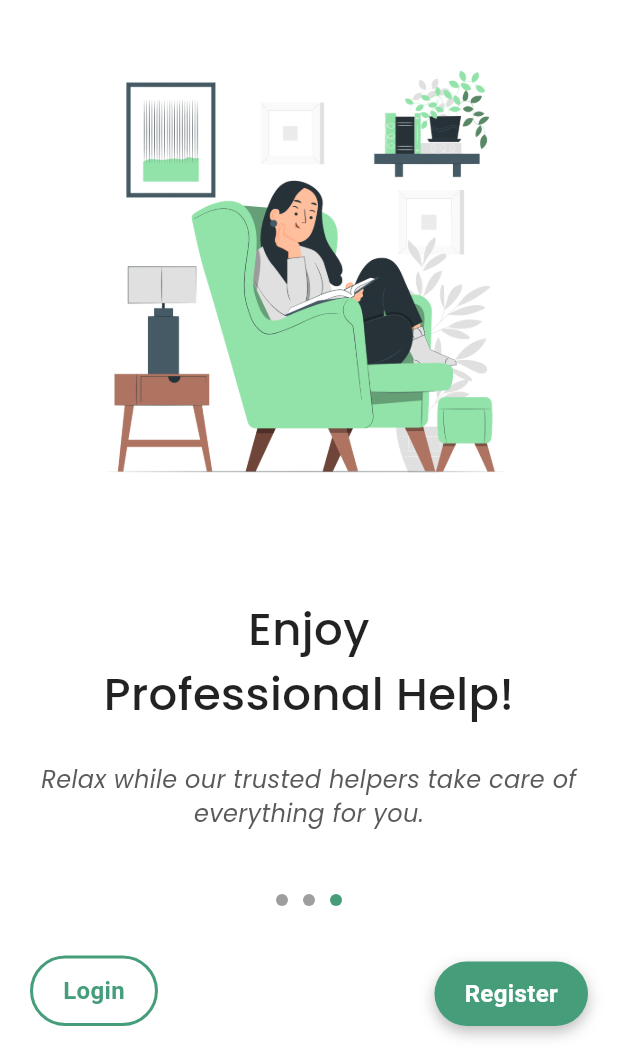
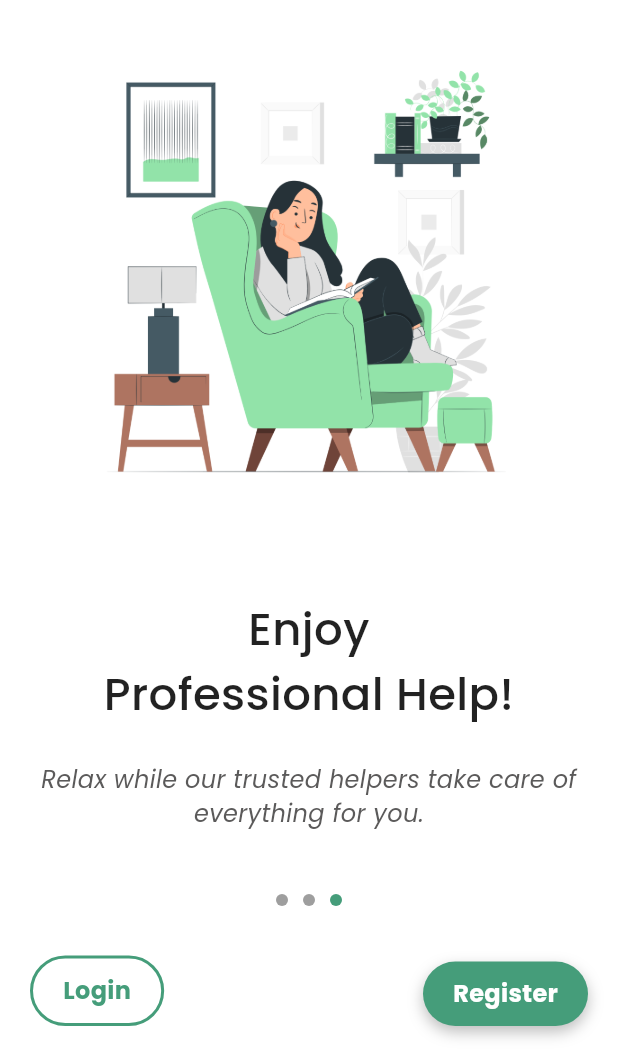
Before and after one commit to Pramudita29/HousePal, a Flutter app: the screen it shows after launch, swiped to page 3, on a phone screen of 412 x 824 dp, the part 180-1236 px from its top. Run offline on Flutter 3.47's test engine with Material 3 defaults, Android fonts, the phone set to English and light mode, and no system bars.

Commit message:
app theme, booking and task view

```diff
--- a/housepal_project/lib/app.dart
+++ b/housepal_project/lib/app.dart
@@ -1,4 +1,5 @@
 import 'package:flutter/material.dart';
+import 'package:housepal_project/core/app_theme/app_theme.dart';
 import 'package:housepal_project/view/onboarding_screen.dart';
 
 void main() {
@@ -10,10 +11,11 @@
 
   @override
   Widget build(BuildContext context) {
-    return const MaterialApp(
+    return MaterialApp(
       debugShowCheckedModeBanner: false,
       title: 'First Assignment',
-      home: OnboardingScreen(), // Start with the Dashboard view
+      theme: getApplicationTheme(), // Apply the custom theme here
+      home: const OnboardingScreen(),
     );
   }
 }
--- /dev/null
+++ b/housepal_project/lib/core/app_theme/app_theme.dart
@@ -0,0 +1,76 @@
+import 'package:flutter/material.dart';
+
+ThemeData getApplicationTheme() {
+  return ThemeData(
+    fontFamily: 'Poppins', // Set Poppins as the default font
+    primaryColor: const Color(0xFF459D7A), // Accent color for buttons, etc.
+    scaffoldBackgroundColor: Colors.white, // Background color for the app
+    appBarTheme: const AppBarTheme(
+      backgroundColor: Colors.white, // AppBar background color
+      elevation: 0, // Remove shadow from the AppBar
+      iconTheme: IconThemeData(color: Colors.black), // AppBar icons color
+      titleTextStyle: TextStyle(
+        color: Colors.black, // AppBar title text color
+        fontWeight: FontWeight.bold,
+        fontSize: 20, // AppBar title font size
+      ),
+    ),
+    textTheme: const TextTheme(
+      displayLarge: TextStyle(
+        fontSize: 32, // Large font for headlines or key titles
+        fontWeight: FontWeight.bold,
+        color: Colors.black, // Using black for primary text
+      ),
+      displayMedium: TextStyle(
+        fontSize: 24, // Medium-sized text for sub-headings
+        fontWeight: FontWeight.bold,
+        color: Colors.black, // Keeping color consistent
+      ),
+      bodyLarge: TextStyle(
+        fontSize: 16, // Regular body text size
+        color: Colors.black, // Regular black for body text
+      ),
+      bodyMedium: TextStyle(
+        fontSize: 14, // Text for less important details
+        color: Colors.black, // Regular black
+      ),
+      titleMedium: TextStyle(
+        fontSize: 18, // Title font size for smaller headings
+        fontWeight: FontWeight.w500,
+        color: Colors.black, // Regular black
+      ),
+    ),
+    buttonTheme: const ButtonThemeData(
+      buttonColor: Color(0xFF459D7A), // Button background color
+      textTheme: ButtonTextTheme.primary, // Button text color
+    ),
+    elevatedButtonTheme: ElevatedButtonThemeData(
+      style: ElevatedButton.styleFrom(
+        foregroundColor: Colors.white, // Button text color
+        backgroundColor: const Color(0xFF459D7A), // Button background color
+      ),
+    ),
+    outlinedButtonTheme: OutlinedButtonThemeData(
+      style: OutlinedButton.styleFrom(
+        foregroundColor: const Color(0xFF459D7A),
+        side: const BorderSide(color: Color(0xFF459D7A)), // Border color
+      ),
+    ),
+    inputDecorationTheme: const InputDecorationTheme(
+      border: OutlineInputBorder(),
+      focusedBorder: OutlineInputBorder(
+        borderSide:
+            BorderSide(color: Color(0xFF459D7A)), // Focused border color
+      ),
+      labelStyle: TextStyle(
+        color: Colors.black, // Label text color for inputs
+      ),
+      hintStyle: TextStyle(
+        color: Colors.black45, // Light gray for hint text
+      ),
+    ),
+    colorScheme: ColorScheme.fromSwatch().copyWith(
+      secondary: const Color(0xFF459D7A), // Secondary color for accent
+    ),
+  );
+}
```
Also changed, not shown: housepal_project/lib/view/bottom_screens/add_task_view.dart (added, +283 -0 lines), housepal_project/lib/view/bottom_screens/booking_view.dart (added, +295 -0 lines).
